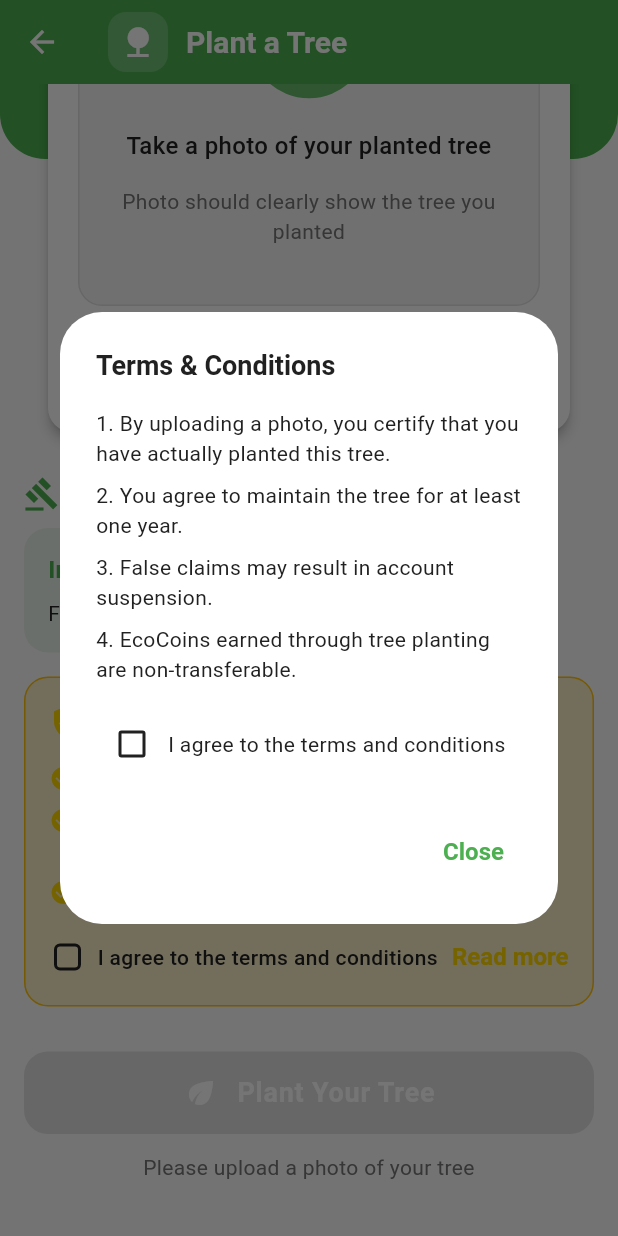
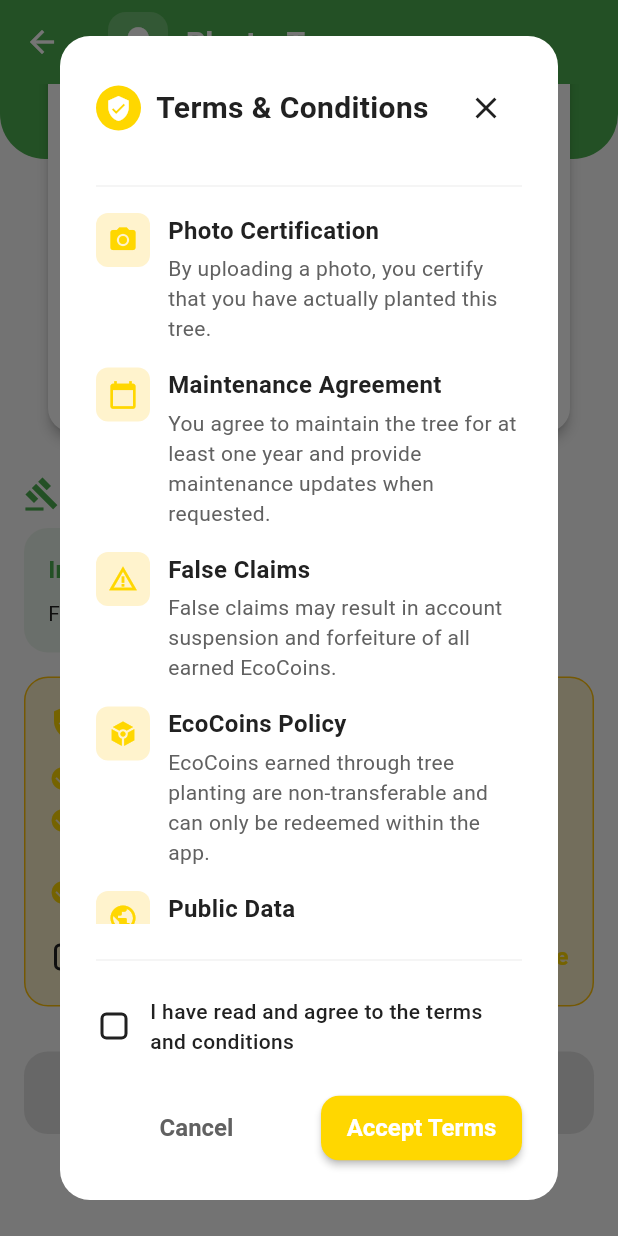
Before and after one commit to RensithUdara/Eco-Coins-Mobile-App, a Flutter app: the PlantTreeScreen screen opened by its route, scrolled down 755 dp, after a tap on "I agree to the terms and conditions", on a phone screen of 412 x 824 dp. Run offline on Flutter 3.47's test engine with Material 3 defaults, Android fonts, the phone set to English and light mode, and no system bars; our stand-ins replace image_picker, sqflite; accounts and stored records are empty.

Commit message:
Refactor terms and conditions dialog for improved layout and readability

```diff
--- a/lib/views/home/plant_tree_screen.dart
+++ b/lib/views/home/plant_tree_screen.dart
@@ -953,62 +953,216 @@ class _PlantTreeScreenState extends State<PlantTreeScreen> {
   void _showTermsAndConditions() {
     showDialog(
       context: context,
-      builder: (context) => AlertDialog(
-        title: const Text('Terms & Conditions'),
-        content: SingleChildScrollView(
+      builder: (context) => Dialog(
+        shape: RoundedRectangleBorder(
+          borderRadius: BorderRadius.circular(20),
+        ),
+        elevation: 5,
+        child: Container(
+          padding: const EdgeInsets.all(24),
+          child: Column(
+            mainAxisSize: MainAxisSize.min,
+            crossAxisAlignment: CrossAxisAlignment.start,
+            children: [
+              Row(
+                mainAxisAlignment: MainAxisAlignment.spaceBetween,
+                children: [
+                  Row(
+                    children: [
+                      Container(
+                        padding: const EdgeInsets.all(6),
+                        decoration: const BoxDecoration(
+                          color: ColorConstants.secondary,
+                          shape: BoxShape.circle,
+                        ),
+                        child: const Icon(
+                          Icons.verified_user,
+                          color: Colors.white,
+                          size: 18,
+                        ),
+                      ),
+                      const SizedBox(width: 10),
+                      const Text(
+                        'Terms & Conditions',
+                        style: TextStyle(
+                          fontSize: 20,
+                          fontWeight: FontWeight.bold,
+                          color: ColorConstants.textPrimary,
+                        ),
+                      ),
+                    ],
+                  ),
+                  IconButton(
+                    icon: const Icon(Icons.close),
+                    onPressed: () => Navigator.pop(context),
+                    padding: EdgeInsets.zero,
+                    constraints: const BoxConstraints(),
+                  ),
+                ],
+              ),
+              const SizedBox(height: 20),
+              const Divider(),
+              const SizedBox(height: 10),
+              Flexible(
+                child: SingleChildScrollView(
                   child: Column(
                     crossAxisAlignment: CrossAxisAlignment.start,
-            mainAxisSize: MainAxisSize.min,
                     children: [
-              const Text(
-                '1. By uploading a photo, you certify that you have actually planted this tree.',
-                style: TextStyle(fontSize: 14),
+                      _buildTermItem(
+                        icon: Icons.camera_alt,
+                        title: 'Photo Certification',
+                        description: 'By uploading a photo, you certify that you have actually planted this tree.',
                       ),
-              const SizedBox(height: 8),
-              const Text(
-                '2. You agree to maintain the tree for at least one year.',
-                style: TextStyle(fontSize: 14),
+                      const SizedBox(height: 16),
+                      _buildTermItem(
+                        icon: Icons.calendar_today,
+                        title: 'Maintenance Agreement',
+                        description: 'You agree to maintain the tree for at least one year and provide maintenance updates when requested.',
                       ),
-              const SizedBox(height: 8),
-              const Text(
-                '3. False claims may result in account suspension.',
-                style: TextStyle(fontSize: 14),
+                      const SizedBox(height: 16),
+                      _buildTermItem(
+                        icon: Icons.warning_amber,
+                        title: 'False Claims',
+                        description: 'False claims may result in account suspension and forfeiture of all earned EcoCoins.',
                       ),
-              const SizedBox(height: 8),
-              const Text(
-                '4. EcoCoins earned through tree planting are non-transferable.',
-                style: TextStyle(fontSize: 14),
+                      const SizedBox(height: 16),
+                      _buildTermItem(
+                        icon: Icons.token,
+                        title: 'EcoCoins Policy',
+                        description: 'EcoCoins earned through tree planting are non-transferable and can only be redeemed within the app.',
                       ),
+                      const SizedBox(height: 16),
+                      _buildTermItem(
+                        icon: Icons.public,
+                        title: 'Public Data',
+                        description: 'Information about planted trees (excluding personal details) may be shared on public environmental databases.',
+                      ),
+                    ],
+                  ),
+                ),
+              ),
+              const SizedBox(height: 16),
+              const Divider(),
               const SizedBox(height: 16),
               Row(
                 children: [
-                  Checkbox(
+                  SizedBox(
+                    width: 24,
+                    height: 24,
+                    child: Checkbox(
                       value: _termsAccepted,
                       onChanged: (value) {
                         setState(() {
                           _termsAccepted = value ?? false;
                         });
+                      },
+                      activeColor: ColorConstants.secondary,
+                      shape: RoundedRectangleBorder(
+                        borderRadius: BorderRadius.circular(4),
+                      ),
+                    ),
+                  ),
+                  const SizedBox(width: 12),
+                  const Flexible(
+                    child: Text(
+                      'I have read and agree to the terms and conditions',
+                      style: TextStyle(
+                        fontWeight: FontWeight.w500,
+                      ),
+                    ),
+                  ),
+                ],
+              ),
+              const SizedBox(height: 24),
+              Row(
+                children: [
+                  Expanded(
+                    child: TextButton(
+                      onPressed: () => Navigator.pop(context),
+                      style: TextButton.styleFrom(
+                        foregroundColor: Colors.grey[700],
+                      ),
+                      child: const Text('Cancel'),
+                    ),
+                  ),
+                  const SizedBox(width: 16),
+                  Expanded(
+                    child: ElevatedButton(
+                      onPressed: () {
+                        setState(() {
+                          _termsAccepted = true;
+                        });
                         Navigator.pop(context);
                       },
-                    activeColor: ColorConstants.primary,
+                      style: ElevatedButton.styleFrom(
+                        backgroundColor: ColorConstants.secondary,
+                        foregroundColor: Colors.white,
+                        elevation: 2,
+                        padding: const EdgeInsets.symmetric(vertical: 12),
+                        shape: RoundedRectangleBorder(
+                          borderRadius: BorderRadius.circular(12.0),
                         ),
-                  const Expanded(
-                    child: Text('I agree to the terms and conditions'),
+                      ),
+                      child: const Text(
+                        'Accept Terms',
+                        style: TextStyle(fontWeight: FontWeight.bold),
+                      ),
+                    ),
                   ),
                 ],
               ),
             ],
           ),
         ),
-        actions: [
-          TextButton(
-            onPressed: () {
-              Navigator.pop(context);
-            },
-            child: const Text('Close'),
+      ),
+    );
+  }
+
+  /// Build term item for the terms dialog
+  Widget _buildTermItem({
+    required IconData icon,
+    required String title,
+    required String description,
+  }) {
+    return Row(
+      crossAxisAlignment: CrossAxisAlignment.start,
+      children: [
+        Container(
+          padding: const EdgeInsets.all(8),
+          decoration: BoxDecoration(
+            color: ColorConstants.secondaryLight.withOpacity(0.2),
+            borderRadius: BorderRadius.circular(8),
+          ),
+          child: Icon(
+            icon,
+            color: ColorConstants.secondary,
+            size: 20,
+          ),
+        ),
+        const SizedBox(width: 12),
+        Expanded(
+          child: Column(
+            crossAxisAlignment: CrossAxisAlignment.start,
+            children: [
+              Text(
+                title,
+                style: const TextStyle(
+                  fontWeight: FontWeight.bold,
+                  fontSize: 16,
+                ),
+              ),
+              const SizedBox(height: 4),
+              Text(
+                description,
+                style: TextStyle(
+                  fontSize: 14,
+                  color: Colors.grey[700],
+                ),
               ),
             ],
           ),
+        ),
+      ],
     );
   }
 }
```
Lines whose indentation alone changed are shown as unchanged.
